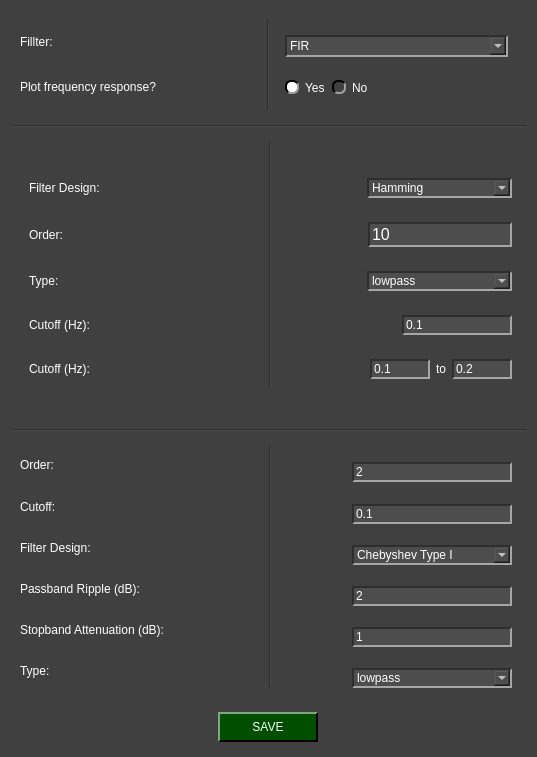
Above: pydaq/uis/PYDAQ_Digital_filterss_NIDAQ_widget.ui from samirmartins/pydaq before the change. Below: the same form after it.
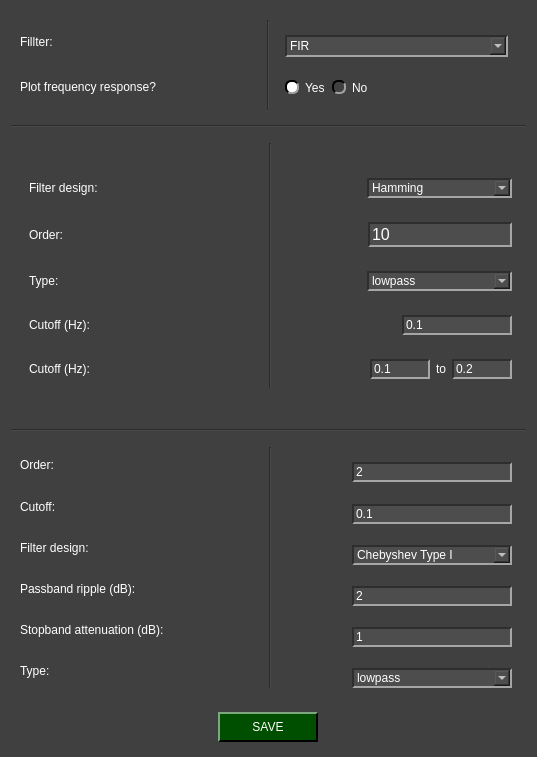
That is the form after the change. Icons and pictures are not drawn.

```diff
--- a/pydaq/uis/PYDAQ_Digital_filterss_NIDAQ_widget.ui
+++ b/pydaq/uis/PYDAQ_Digital_filterss_NIDAQ_widget.ui
@@ -646,7 +646,7 @@
       <item row="2" column="0">
        <widget class="QLabel" name="label_9">
         <property name="text">
-         <string>Filter Design:</string>
+         <string>Filter design:</string>
         </property>
        </widget>
       </item>
@@ -678,7 +678,7 @@
       <item row="4" column="0">
        <widget class="QLabel" name="label_12">
         <property name="text">
-         <string>Stopband Attenuation (dB):</string>
+         <string>Stopband attenuation (dB):</string>
         </property>
        </widget>
       </item>
@@ -692,7 +692,7 @@
       <item row="3" column="0">
        <widget class="QLabel" name="label_11">
         <property name="text">
-         <string>Passband Ripple (dB):</string>
+         <string>Passband ripple (dB):</string>
         </property>
        </widget>
       </item>
@@ -1015,7 +1015,7 @@
          <item row="0" column="0">
           <widget class="QLabel" name="label_7">
            <property name="text">
-            <string>Filter Design:</string>
+            <string>Filter design:</string>
            </property>
           </widget>
          </item>
```
